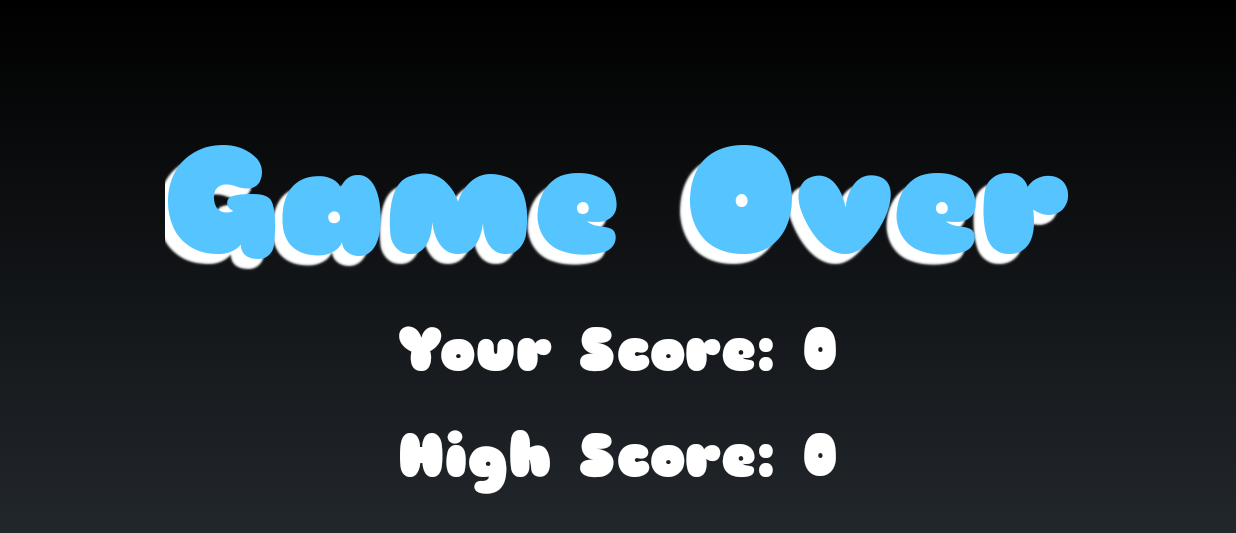
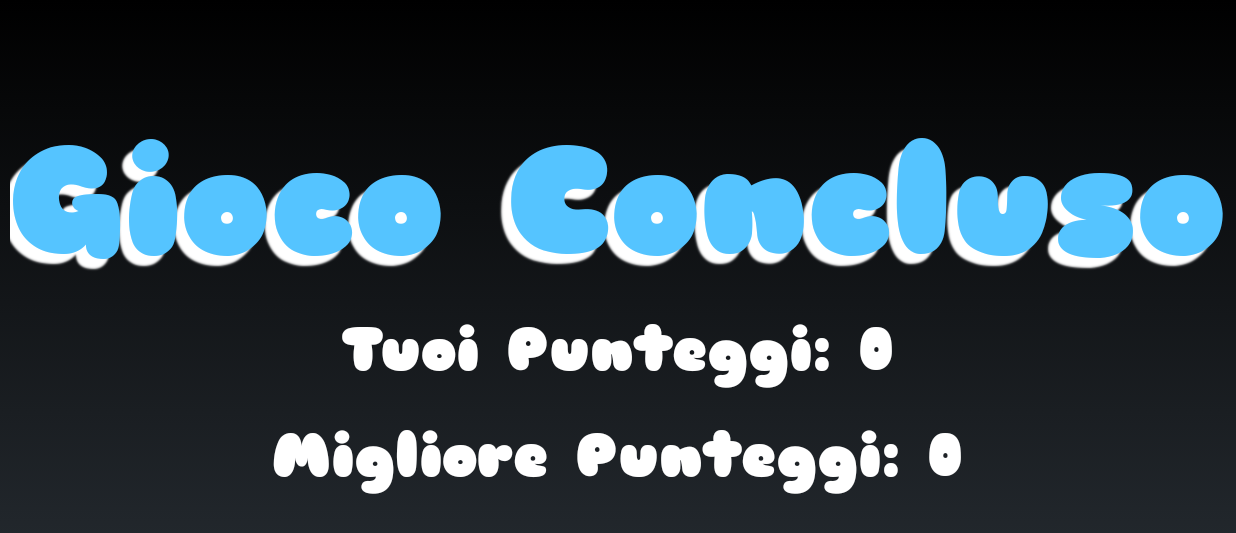
Before and after one commit to scidomino/pippop, an Android app: the GameOverActivity screen opened directly, with no data from a screen before it, on a phone screen of 824 x 412 dp (held sideways). Shown: the top 533 px of the screen. Run offline under Robolectric (Android 15) with nearby library versions, the phone set to English and light mode, and no system bars.

Commit message:
Translate to Italian

```diff
--- a/app/src/main/java/com/pippop/managers/ScoreManager.java
+++ b/app/src/main/java/com/pippop/managers/ScoreManager.java
@@ -60,14 +60,12 @@ public class ScoreManager {
     for (RisingPoints flyingPoint : risingPoints) {
       flyingPoint.render(g);
     }
-
     g.drawString(context.getString(R.string.score, score), DISPLAY_COLOR, 150, 150);
-
     if (popChainTimer.getCount() > 1) {
-      String chainString = popChainTimer.getCount() + " Pop Chain!";
+      String chainString = context.getString(R.string.pop_chain, popChainTimer.getCount());
       g.drawStringOutlined(chainString, DISPLAY_COLOR, Color.BLACK, 0, -150);
     } else if (burstChainTimer.getCount() > 1) {
-      String chainString = burstChainTimer.getCount() + " Chain!";
+      String chainString = context.getString(R.string.burst_chain, burstChainTimer.getCount());
       g.drawStringOutlined(chainString, DISPLAY_COLOR, Color.BLACK, 0, -150);
     }
   }
--- a/app/src/main/res/values/strings.xml
+++ b/app/src/main/res/values/strings.xml
@@ -1,12 +1,12 @@
 <?xml version="1.0" encoding="utf-8"?>
 <resources>
-
   <string name="app_name">PipPop</string>
-  <string name="play">Play!</string>
-  <string name="high_score">High Score: %1$d</string>
-  <string name="new_high_score">New High Score!</string>
-  <string name="score">Score: %1$d</string>
-  <string name="your_score">Your Score: %1$d</string>
-  <string name="game_over">Game Over</string>
-
+  <string name="play">Giochi!</string>
+  <string name="high_score">Migliore Punteggi: %1$d</string>
+  <string name="new_high_score">Nuovo Migliore Punteggi!</string>
+  <string name="score">Punteggi: %1$d</string>
+  <string name="your_score">Tuoi Punteggi: %1$d</string>
+  <string name="game_over">Gioco Concluso</string>
+  <string name="burst_chain">%1$d Concatenati!</string>
+  <string name="pop_chain">%1$d Scatti Concatenati!</string>
 </resources>
```
Also changed, not shown: 1 other file.
